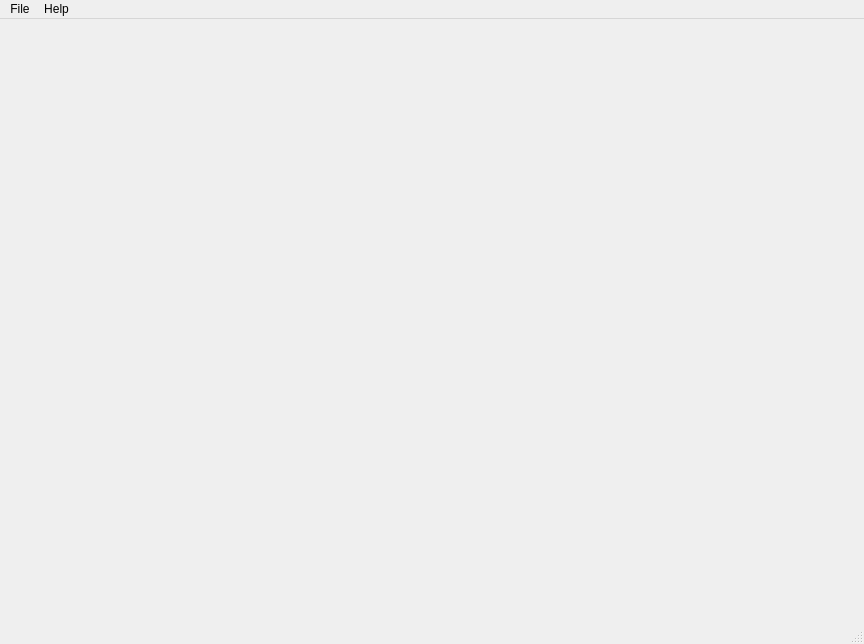
Above: examples/doteditor/mainwindow.ui from yyk99/bzeditor before the change. Below: the same form after it.
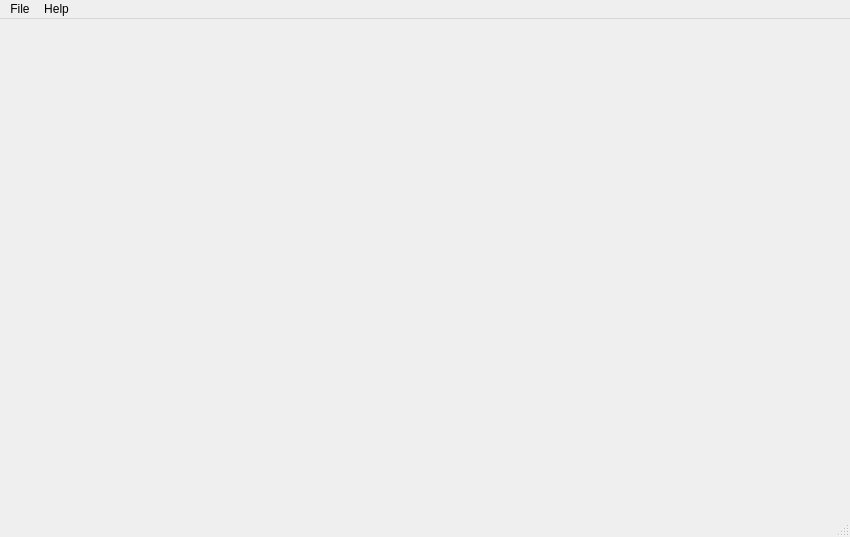
That is the form after the change.

Commit message: End of the day commit

The edit to the form file:
```diff
--- a/examples/doteditor/mainwindow.ui
+++ b/examples/doteditor/mainwindow.ui
@@ -6,31 +6,26 @@
    <rect>
     <x>0</x>
     <y>0</y>
-    <width>864</width>
-    <height>644</height>
+    <width>850</width>
+    <height>537</height>
    </rect>
   </property>
   <property name="windowTitle">
    <string>MainWindow</string>
   </property>
   <widget class="QWidget" name="centralwidget">
-   <widget class="QWidget" name="widget" native="true">
-    <property name="geometry">
-     <rect>
-      <x>9</x>
-      <y>9</y>
-      <width>851</width>
-      <height>581</height>
-     </rect>
-    </property>
-   </widget>
+   <layout class="QHBoxLayout" name="horizontalLayout">
+    <item>
+     <widget class="QWidget" name="m_drawing_container" native="true"/>
+    </item>
+   </layout>
   </widget>
   <widget class="QMenuBar" name="menubar">
    <property name="geometry">
     <rect>
      <x>0</x>
      <y>0</y>
-     <width>864</width>
+     <width>850</width>
      <height>26</height>
     </rect>
    </property>
```
The commit also changes 2 other files.
